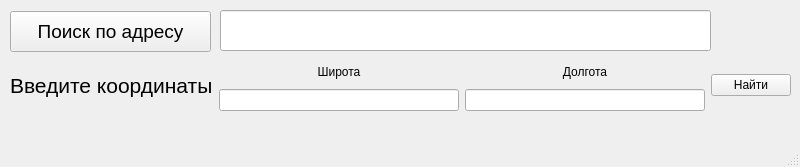
Qt form mapsUI.ui (zaburskiyA/maps-api-yandex) before a commit.
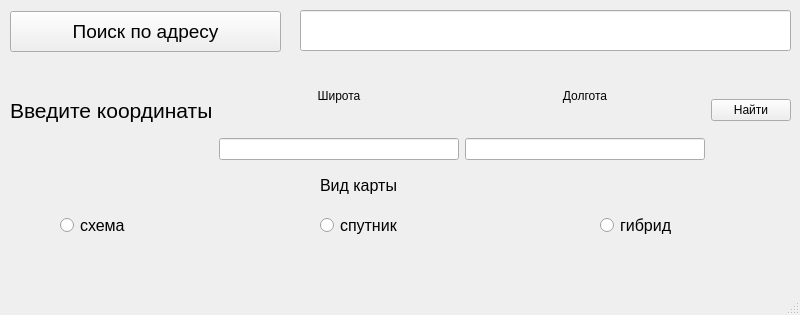
The same form after that commit.

What changed in the file:
```diff
--- a/mapsUI.ui
+++ b/mapsUI.ui
@@ -7,7 +7,7 @@
     <x>0</x>
     <y>0</y>
     <width>800</width>
-    <height>167</height>
+    <height>315</height>
    </rect>
   </property>
   <property name="windowTitle">
@@ -20,7 +20,7 @@
       <x>10</x>
       <y>60</y>
       <width>781</width>
-      <height>51</height>
+      <height>100</height>
      </rect>
     </property>
     <layout class="QHBoxLayout" name="horizontalLayout">
@@ -78,7 +78,7 @@
    <widget class="QLineEdit" name="lineEdit_3">
     <property name="geometry">
      <rect>
-      <x>220</x>
+      <x>300</x>
       <y>10</y>
       <width>491</width>
       <height>41</height>
@@ -95,7 +95,7 @@
      <rect>
       <x>10</x>
       <y>11</y>
-      <width>201</width>
+      <width>271</width>
       <height>41</height>
      </rect>
     </property>
@@ -108,6 +108,78 @@
      <string>Поиск по адресу</string>
     </property>
    </widget>
+   <widget class="QRadioButton" name="radioButton">
+    <property name="geometry">
+     <rect>
+      <x>60</x>
+      <y>210</y>
+      <width>119</width>
+      <height>31</height>
+     </rect>
+    </property>
+    <property name="font">
+     <font>
+      <pointsize>12</pointsize>
+     </font>
+    </property>
+    <property name="text">
+     <string>схема</string>
+    </property>
+   </widget>
+   <widget class="QRadioButton" name="radioButton_2">
+    <property name="geometry">
+     <rect>
+      <x>320</x>
+      <y>210</y>
+      <width>141</width>
+      <height>31</height>
+     </rect>
+    </property>
+    <property name="font">
+     <font>
+      <pointsize>12</pointsize>
+     </font>
+    </property>
+    <property name="text">
+     <string>спутник</string>
+    </property>
+   </widget>
+   <widget class="QRadioButton" name="radioButton_3">
+    <property name="geometry">
+     <rect>
+      <x>600</x>
+      <y>210</y>
+      <width>119</width>
+      <height>31</height>
+     </rect>
+    </property>
+    <property name="font">
+     <font>
+      <pointsize>12</pointsize>
+     </font>
+    </property>
+    <property name="text">
+     <string>гибрид</string>
+    </property>
+   </widget>
+   <widget class="QLabel" name="label_4">
+    <property name="geometry">
+     <rect>
+      <x>320</x>
+      <y>170</y>
+      <width>171</width>
+      <height>31</height>
+     </rect>
+    </property>
+    <property name="font">
+     <font>
+      <pointsize>12</pointsize>
+     </font>
+    </property>
+    <property name="text">
+     <string>Вид карты</string>
+    </property>
+   </widget>
   </widget>
   <widget class="QMenuBar" name="menubar">
    <property name="geometry">
```
Left out of the diff: 14 changed lines with no effect on the pictures.
